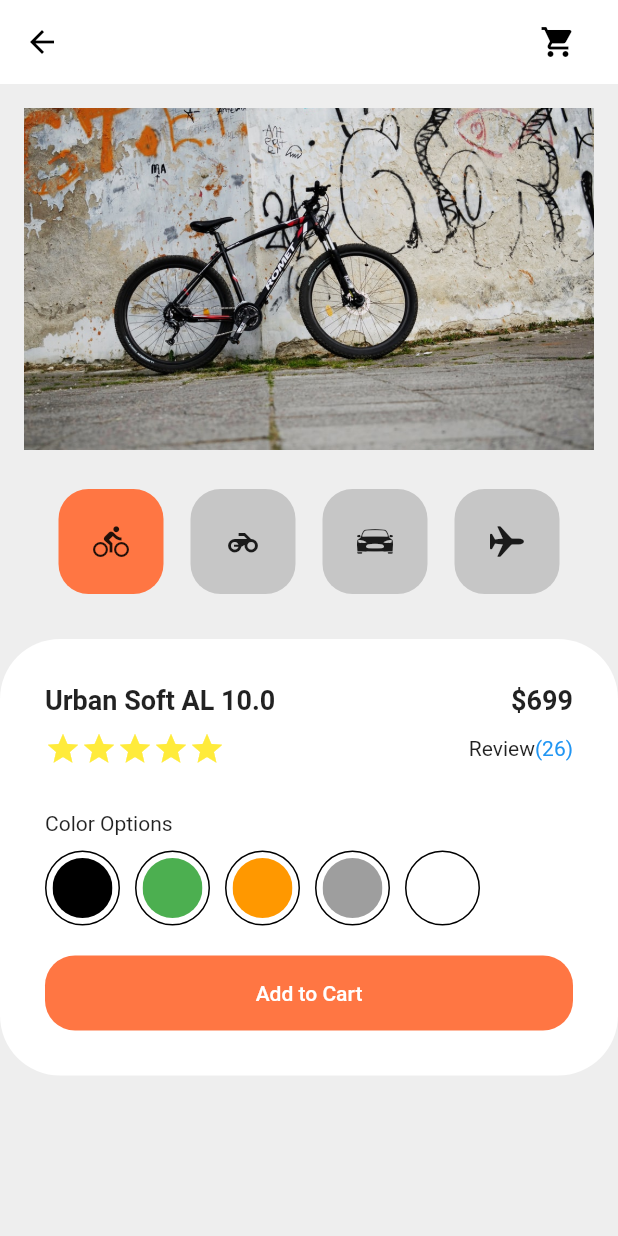
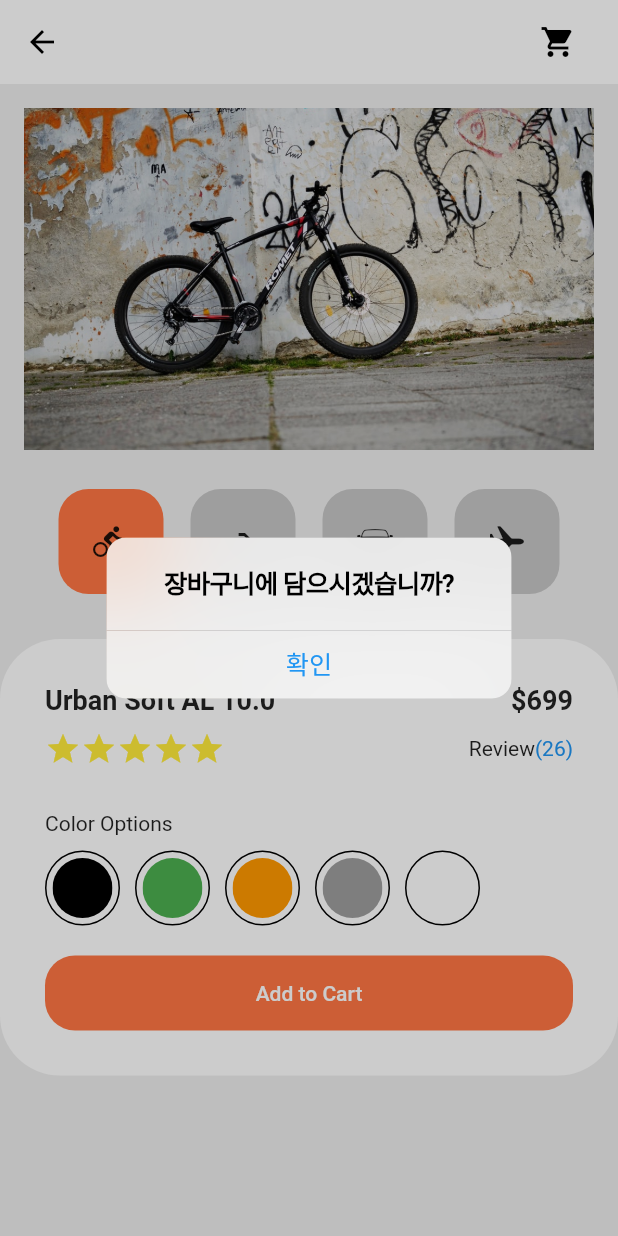
Before and after one commit to codewhite7777/flutter_ui_clone_01, a Flutter app: the ShoppingCartPage screen opened directly, after a tap on "Add to Cart", on a phone screen of 412 x 824 dp. Run offline on Flutter 3.47's test engine with Material 2 defaults, Android fonts, the phone set to English and light mode, and no system bars; our stand-ins replace flutter_svg.

Commit message:
release: flutter shoppingcart

```diff
--- a/flutter_shoppingcart/lib/components/shoppingcart_detail.dart
+++ b/flutter_shoppingcart/lib/components/shoppingcart_detail.dart
@@ -1,3 +1,4 @@
+import 'package:flutter/cupertino.dart';
 import 'package:flutter/material.dart';
 import 'package:flutter_shoppingcart/constants.dart';
 
@@ -12,7 +13,7 @@ class ShoppingCartDetail extends StatelessWidget {
         borderRadius: BorderRadius.circular(40),
       ),
       child: Padding(
-        padding: EdgeInsets.all(30),
+        padding: const EdgeInsets.all(30),
         child: Column(
           crossAxisAlignment: CrossAxisAlignment.start,
           children: [
@@ -28,10 +29,10 @@ class ShoppingCartDetail extends StatelessWidget {
 
   Widget _buildDetailNameAndPrice() {
     return Padding(
-      padding: EdgeInsets.only(bottom: 10),
+      padding: const EdgeInsets.only(bottom: 10),
       child: Row(
         mainAxisAlignment: MainAxisAlignment.spaceBetween,
-        children: [
+        children: const [
           Text(
             'Urban Soft AL 10.0',
             style: TextStyle(
@@ -53,9 +54,9 @@ class ShoppingCartDetail extends StatelessWidget {
 
   Widget _buildDetailRatingAndReviewCount() {
     return Padding(
-      padding: EdgeInsets.only(bottom: 30),
+      padding: const EdgeInsets.only(bottom: 30),
       child: Row(
-        children: [
+        children: const [
           Icon(
             Icons.star,
             color: Colors.yellow,
@@ -91,12 +92,12 @@ class ShoppingCartDetail extends StatelessWidget {
 
   Widget _buildDetailColorOption() {
     return Padding(
-      padding: EdgeInsets.only(bottom: 20),
+      padding: const EdgeInsets.only(bottom: 20),
       child: Column(
         crossAxisAlignment: CrossAxisAlignment.start,
         children: [
-          Text('Color Options'),
-          SizedBox(
+          const Text('Color Options'),
+          const SizedBox(
             height: 10,
           ),
           Row(
@@ -115,7 +116,7 @@ class ShoppingCartDetail extends StatelessWidget {
 
   Widget _buildDetailIcon(Color mColor) {
     return Padding(
-      padding: EdgeInsets.only(right: 10),
+      padding: const EdgeInsets.only(right: 10),
       child: Stack(
         children: [
           Container(
@@ -150,11 +151,29 @@ class ShoppingCartDetail extends StatelessWidget {
           shape: RoundedRectangleBorder(
             borderRadius: BorderRadius.circular(20),
           ),
-          minimumSize: Size(400, 50),
+          minimumSize: const Size(400, 50),
           backgroundColor: kAccentColor,
         ),
-        onPressed: () {},
-        child: Text(
+        onPressed: () {
+          showCupertinoDialog(
+            barrierDismissible: true,
+            context: context,
+            builder: (BuildContext context) {
+              return CupertinoAlertDialog(
+                title: const Text('장바구니에 담으시겠습니까?'),
+                actions: [
+                  CupertinoDialogAction(
+                    onPressed: () {
+                      Navigator.of(context).pop(true);
+                    },
+                    child: const Text('확인'),
+                  ),
+                ],
+              );
+            },
+          );
+        },
+        child: const Text(
           'Add to Cart',
           style: TextStyle(
             color: Colors.white,
--- a/flutter_shoppingcart/lib/main.dart
+++ b/flutter_shoppingcart/lib/main.dart
@@ -14,7 +14,7 @@ class MyApp extends StatelessWidget {
   Widget build(BuildContext context) {
     return MaterialApp(
       theme: theme(),
-      home: ShoppingCartPage(),
+      home: const ShoppingCartPage(),
     );
   }
 }
@@ -27,7 +27,7 @@ class ShoppingCartPage extends StatelessWidget {
     return Scaffold(
       appBar: _buildAppBar(),
       body: Column(
-        children: [
+        children: const [
           ShoppingCartHeader(),
           ShoppingCartDetail(),
         ],
@@ -39,7 +39,7 @@ class ShoppingCartPage extends StatelessWidget {
     return AppBar(
       elevation: 0.0,
       leading: IconButton(
-        icon: Icon(
+        icon: const Icon(
           Icons.arrow_back,
         ),
         onPressed: () {},
@@ -47,9 +47,9 @@ class ShoppingCartPage extends StatelessWidget {
       actions: [
         IconButton(
           onPressed: () {},
-          icon: Icon(Icons.shopping_cart),
+          icon: const Icon(Icons.shopping_cart),
         ),
-        SizedBox(
+        const SizedBox(
           width: 16,
         ),
       ],
--- a/flutter_shoppingcart/lib/theme.dart
+++ b/flutter_shoppingcart/lib/theme.dart
@@ -5,7 +5,7 @@ ThemeData theme() {
   return ThemeData(
     primaryColor: kPrimaryColor,
     scaffoldBackgroundColor: kPrimaryColor,
-    appBarTheme: AppBarTheme(
+    appBarTheme: const AppBarTheme(
       backgroundColor: Colors.white,
       iconTheme: IconThemeData(
         color: Colors.black,
```
